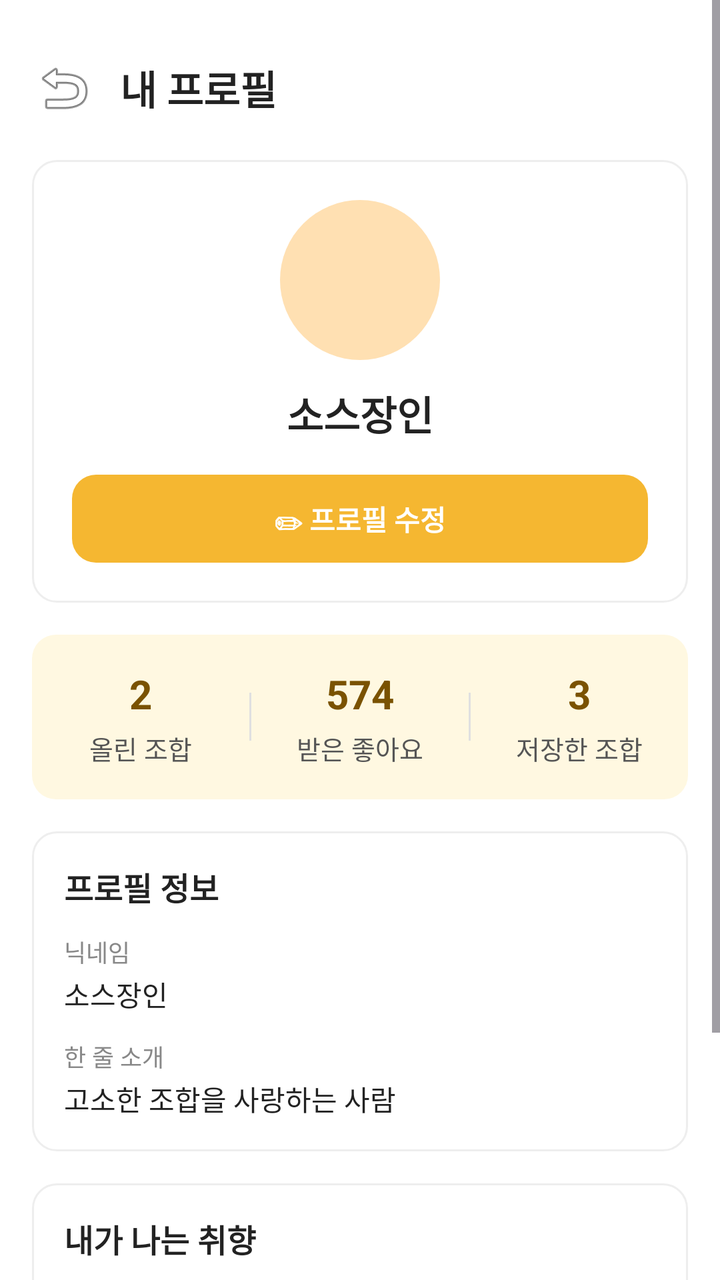
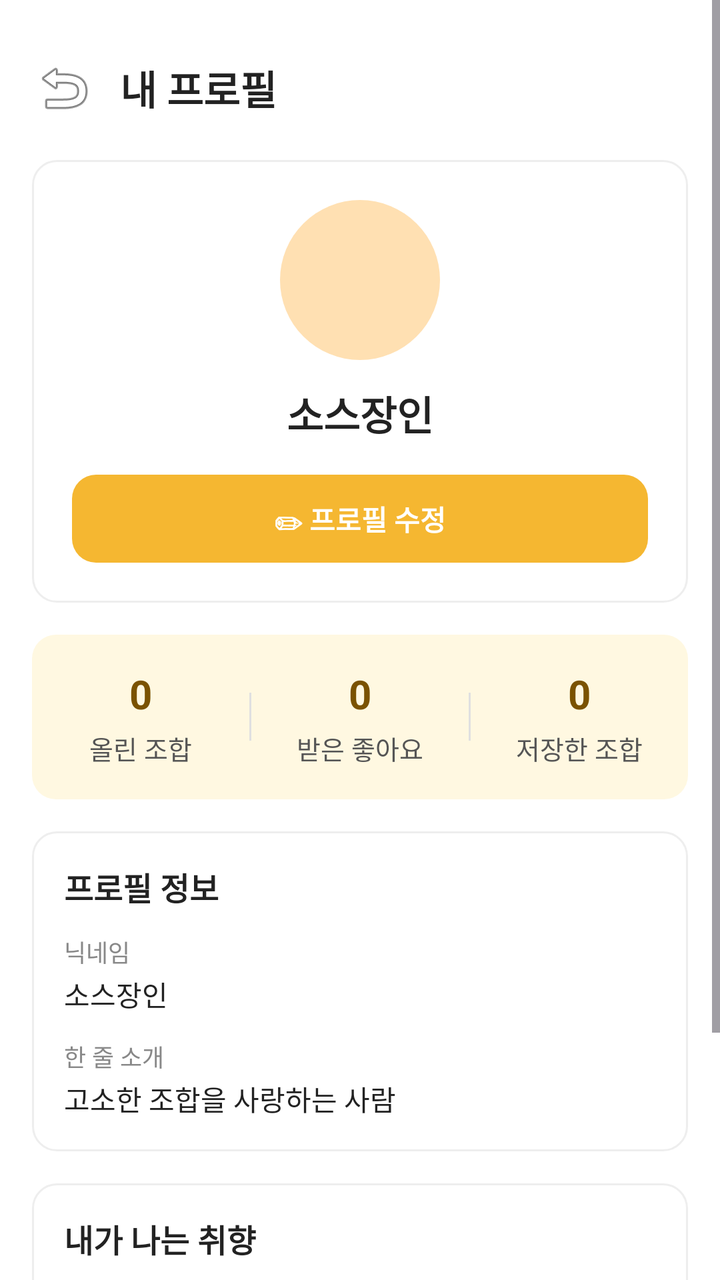

Two renders of the same Android screen: before a commit and after it. Below are the layout's source before the change and the commit's diff.
<!-- AndroidManifest.xml: application theme Theme.MP_Customer -->
<!-- res/layout/activity_profile.xml -->
<?xml version="1.0" encoding="utf-8"?>
<ScrollView xmlns:android="http://schemas.android.com/apk/res/android"
    xmlns:app="http://schemas.android.com/apk/res-auto"
    xmlns:tools="http://schemas.android.com/tools"
    android:id="@+id/main"
    android:layout_width="match_parent"
    android:layout_height="match_parent"
    android:background="#FFFFFF"
    android:fillViewport="true"
    tools:ignore="HardcodedText"
    tools:context=".ProfileActivity">

    <LinearLayout
        android:layout_width="match_parent"
        android:layout_height="wrap_content"
        android:orientation="vertical"
        android:padding="16dp">

        
        <TextView
            android:id="@+id/btnBack"
            android:layout_width="wrap_content"
            android:layout_height="wrap_content"
            android:drawableStart="@android:drawable/ic_menu_revert"
            android:drawablePadding="12dp"
            android:gravity="center_vertical"
            android:paddingVertical="12dp"
            android:text="내 프로필"
            android:textColor="#222222"
            android:textSize="20sp"
            android:textStyle="bold" />

        
        <LinearLayout
            android:layout_width="match_parent"
            android:layout_height="wrap_content"
            android:layout_marginTop="8dp"
            android:background="@drawable/bg_card_round"
            android:gravity="center_horizontal"
            android:orientation="vertical"
            android:padding="20dp">

            <ImageView
                android:layout_width="80dp"
                android:layout_height="80dp"
                android:contentDescription="프로필 이미지"
                android:src="@drawable/img_avatar_sample" />

            <TextView
                android:id="@+id/tvProfileNickname"
                android:layout_width="wrap_content"
                android:layout_height="wrap_content"
                android:layout_marginTop="12dp"
                android:text="소스장인"
                android:textColor="#222222"
                android:textSize="20sp"
                android:textStyle="bold" />

            <androidx.appcompat.widget.AppCompatButton
                android:id="@+id/btnEditProfileFull"
                android:layout_width="match_parent"
                android:layout_height="44dp"
                android:layout_marginTop="16dp"
                android:background="@drawable/bg_button_yellow"
                android:elevation="0dp"
                android:stateListAnimator="@null"
                android:text="✏ 프로필 수정"
                android:textColor="#FFFFFF"
                android:textSize="14sp"
                android:textStyle="bold" />
        </LinearLayout>

        
        <LinearLayout
            android:layout_width="match_parent"
            android:layout_height="wrap_content"
            android:layout_marginTop="16dp"
            android:background="@drawable/bg_stats_box"
            android:orientation="horizontal"
            android:paddingVertical="16dp">

            <LinearLayout
                android:layout_width="0dp"
                android:layout_height="wrap_content"
                android:layout_weight="1"
                android:gravity="center"
                android:orientation="vertical">

                <TextView
                    android:layout_width="wrap_content"
                    android:layout_height="wrap_content"
                    android:text="2"
                    android:textColor="#7A5200"
                    android:textSize="20sp"
                    android:textStyle="bold" />

                <TextView
                    android:layout_width="wrap_content"
                    android:layout_height="wrap_content"
                    android:layout_marginTop="4dp"
                    android:text="올린 조합"
                    android:textColor="#555555"
                    android:textSize="13sp" />
            </LinearLayout>

            <View
                android:layout_width="1dp"
                android:layout_height="24dp"
                android:layout_gravity="center"
                android:background="#E0E0E0" />

            <LinearLayout
                android:layout_width="0dp"
                android:layout_height="wrap_content"
                android:layout_weight="1"
                android:gravity="center"
                android:orientation="vertical">

                <TextView
                    android:layout_width="wrap_content"
                    android:layout_height="wrap_content"
                    android:text="574"
                    android:textColor="#7A5200"
                    android:textSize="20sp"
                    android:textStyle="bold" />

                <TextView
                    android:layout_width="wrap_content"
                    android:layout_height="wrap_content"
                    android:layout_marginTop="4dp"
                    android:text="받은 좋아요"
                    android:textColor="#555555"
                    android:textSize="13sp" />
            </LinearLayout>

            <View
                android:layout_width="1dp"
                android:layout_height="24dp"
                android:layout_gravity="center"
                android:background="#E0E0E0" />

            <LinearLayout
                android:layout_width="0dp"
                android:layout_height="wrap_content"
                android:layout_weight="1"
                android:gravity="center"
                android:orientation="vertical">

                <TextView
                    android:layout_width="wrap_content"
                    android:layout_height="wrap_content"
                    android:text="3"
                    android:textColor="#7A5200"
                    android:textSize="20sp"
                    android:textStyle="bold" />

                <TextView
                    android:layout_width="wrap_content"
                    android:layout_height="wrap_content"
                    android:layout_marginTop="4dp"
                    android:text="저장한 조합"
                    android:textColor="#555555"
                    android:textSize="13sp" />
            </LinearLayout>
        </LinearLayout>

        
        <LinearLayout
            android:layout_width="match_parent"
            android:layout_height="wrap_content"
            android:layout_marginTop="16dp"
            android:background="@drawable/bg_card_round"
            android:orientation="vertical"
            android:padding="16dp">

            <TextView
                android:layout_width="wrap_content"
                android:layout_height="wrap_content"
                android:text="프로필 정보"
                android:textColor="#222222"
                android:textSize="16sp"
                android:textStyle="bold" />

            <TextView
                android:layout_width="wrap_content"
                android:layout_height="wrap_content"
                android:layout_marginTop="12dp"
                android:text="닉네임"
                android:textColor="#888888"
                android:textSize="12sp" />

            <TextView
                android:id="@+id/tvProfileNicknameInfo"
                android:layout_width="wrap_content"
                android:layout_height="wrap_content"
                android:layout_marginTop="2dp"
                android:text="소스장인"
                android:textColor="#222222"
                android:textSize="14sp" />

            <TextView
                android:layout_width="wrap_content"
                android:layout_height="wrap_content"
                android:layout_marginTop="12dp"
                android:text="한 줄 소개"
                android:textColor="#888888"
                android:textSize="12sp" />

            <TextView
                android:id="@+id/tvProfileIntro"
                android:layout_width="wrap_content"
                android:layout_height="wrap_content"
                android:layout_marginTop="2dp"
                android:text="고소한 조합을 사랑하는 사람"
                android:textColor="#222222"
                android:textSize="14sp" />
        </LinearLayout>

        
        <LinearLayout
            android:layout_width="match_parent"
            android:layout_height="wrap_content"
            android:layout_marginTop="16dp"
            android:background="@drawable/bg_card_round"
            android:orientation="vertical"
            android:padding="16dp">

            <TextView
                android:layout_width="wrap_content"
                android:layout_height="wrap_content"
                android:text="내가 나는 취향"
                android:textColor="#222222"
                android:textSize="16sp"
                android:textStyle="bold" />

            <LinearLayout
                android:layout_width="wrap_content"
                android:layout_height="wrap_content"
                android:layout_marginTop="12dp"
                android:orientation="horizontal">

                <TextView
                    android:layout_width="wrap_content"
                    android:layout_height="wrap_content"
                    android:background="@drawable/bg_chip_selected"
                    android:paddingHorizontal="12dp"
                    android:paddingVertical="6dp"
                    android:text="고소한 맛"
                    android:textColor="#7A5200"
                    android:textSize="12sp" />

                <TextView
                    android:layout_width="wrap_content"
                    android:layout_height="wrap_content"
                    android:layout_marginStart="8dp"
                    android:background="@drawable/bg_chip_selected"
                    android:paddingHorizontal="12dp"
                    android:paddingVertical="6dp"
                    android:text="매콤한 맛"
                    android:textColor="#7A5200"
                    android:textSize="12sp" />

                <TextView
                    android:layout_width="wrap_content"
                    android:layout_height="wrap_content"
                    android:layout_marginStart="8dp"
                    android:background="@drawable/bg_chip_selected"
                    android:paddingHorizontal="12dp"
                    android:paddingVertical="6dp"
                    android:text="달달한 맛"
                    android:textColor="#7A5200"
                    android:textSize="12sp" />
            </LinearLayout>
        </LinearLayout>

        
        <TextView
            android:id="@+id/btnMyPosts"
            android:layout_width="match_parent"
            android:layout_height="wrap_content"
            android:layout_marginTop="16dp"
            android:layout_marginBottom="20dp"
            android:background="@drawable/bg_card_round"
            android:padding="16dp"
            android:text="내가 올린 조합 2개 보기   >"
            android:textColor="#222222"
            android:textSize="14sp" />

    </LinearLayout>
</ScrollView>
<!-- resources referenced by this layout -->
<resources>
  <!-- drawable bg_button_yellow (drawable) -->
  <?xml version="1.0" encoding="utf-8"?>
  <shape xmlns:android="http://schemas.android.com/apk/res/android"
      android:shape="rectangle">
      <solid android:color="#F5B731" />
      <corners android:radius="12dp" />
  </shape>
  <!-- drawable bg_card_round (drawable) -->
  <?xml version="1.0" encoding="utf-8"?>
  <shape xmlns:android="http://schemas.android.com/apk/res/android"
      android:shape="rectangle">
      <solid android:color="#FFFFFF" />
      <stroke
          android:width="1dp"
          android:color="#EEEEEE" />
      <corners android:radius="12dp" />
  </shape>
  <!-- drawable bg_chip_selected (drawable) -->
  <?xml version="1.0" encoding="utf-8"?>
  <shape xmlns:android="http://schemas.android.com/apk/res/android" android:shape="rectangle">
      <solid android:color="#FBF1D6" />
      <stroke android:width="1dp" android:color="#E5BC58" />
      <corners android:radius="20dp" />
  </shape>
  <!-- drawable bg_stats_box (drawable) -->
  <?xml version="1.0" encoding="utf-8"?>
  <shape xmlns:android="http://schemas.android.com/apk/res/android"
      android:shape="rectangle">
      <solid android:color="#FFF8E1" />
      <corners android:radius="12dp" />
  </shape>
  <!-- drawable img_avatar_sample (drawable) -->
  <?xml version="1.0" encoding="utf-8"?>
  <shape xmlns:android="http://schemas.android.com/apk/res/android"
      android:shape="oval">
      <solid android:color="#FFE0B2" />
      <size
          android:width="80dp"
          android:height="80dp" />
  </shape>
  <style name="Theme.MP_Customer" parent="Base.Theme.MP_Customer" />
  <style name="Base.Theme.MP_Customer" parent="Theme.Material3.DayNight.NoActionBar">
          
          
      </style>
</resources>

<!-- the commit's change to res/layout/activity_profile.xml (unified diff, before → after) -->
@@ -87,9 +87,10 @@
                 android:orientation="vertical">
 
                 <TextView
-                    android:layout_width="wrap_content"
-                    android:layout_height="wrap_content"
-                    android:text="2"
+                    android:id="@+id/tvProfileCountPost"
+                    android:layout_width="wrap_content"
+                    android:layout_height="wrap_content"
+                    android:text="0"
                     android:textColor="#7A5200"
                     android:textSize="20sp"
                     android:textStyle="bold" />
@@ -117,9 +118,10 @@
                 android:orientation="vertical">
 
                 <TextView
-                    android:layout_width="wrap_content"
-                    android:layout_height="wrap_content"
-                    android:text="574"
+                    android:id="@+id/tvProfileCountLike"
+                    android:layout_width="wrap_content"
+                    android:layout_height="wrap_content"
+                    android:text="0"
                     android:textColor="#7A5200"
                     android:textSize="20sp"
                     android:textStyle="bold" />
@@ -147,9 +149,10 @@
                 android:orientation="vertical">
 
                 <TextView
-                    android:layout_width="wrap_content"
-                    android:layout_height="wrap_content"
-                    android:text="3"
+                    android:id="@+id/tvProfileCountSave"
+                    android:layout_width="wrap_content"
+                    android:layout_height="wrap_content"
+                    android:text="0"
                     android:textColor="#7A5200"
                     android:textSize="20sp"
                     android:textStyle="bold" />
@@ -240,6 +243,7 @@
                 android:orientation="horizontal">
 
                 <TextView
+                    android:id="@+id/tvTaste1"
                     android:layout_width="wrap_content"
                     android:layout_height="wrap_content"
                     android:background="@drawable/bg_chip_selected"
@@ -250,6 +254,7 @@
                     android:textSize="12sp" />
 
                 <TextView
+                    android:id="@+id/tvTaste2"
                     android:layout_width="wrap_content"
                     android:layout_height="wrap_content"
                     android:layout_marginStart="8dp"
@@ -261,6 +266,7 @@
                     android:textSize="12sp" />
 
                 <TextView
+                    android:id="@+id/tvTaste3"
                     android:layout_width="wrap_content"
                     android:layout_height="wrap_content"
                     android:layout_marginStart="8dp"
@@ -282,7 +288,7 @@
             android:layout_marginBottom="20dp"
             android:background="@drawable/bg_card_round"
             android:padding="16dp"
-            android:text="내가 올린 조합 2개 보기   >"
+            android:text="내가 올린 조합 보기   >"
             android:textColor="#222222"
             android:textSize="14sp" />
 
